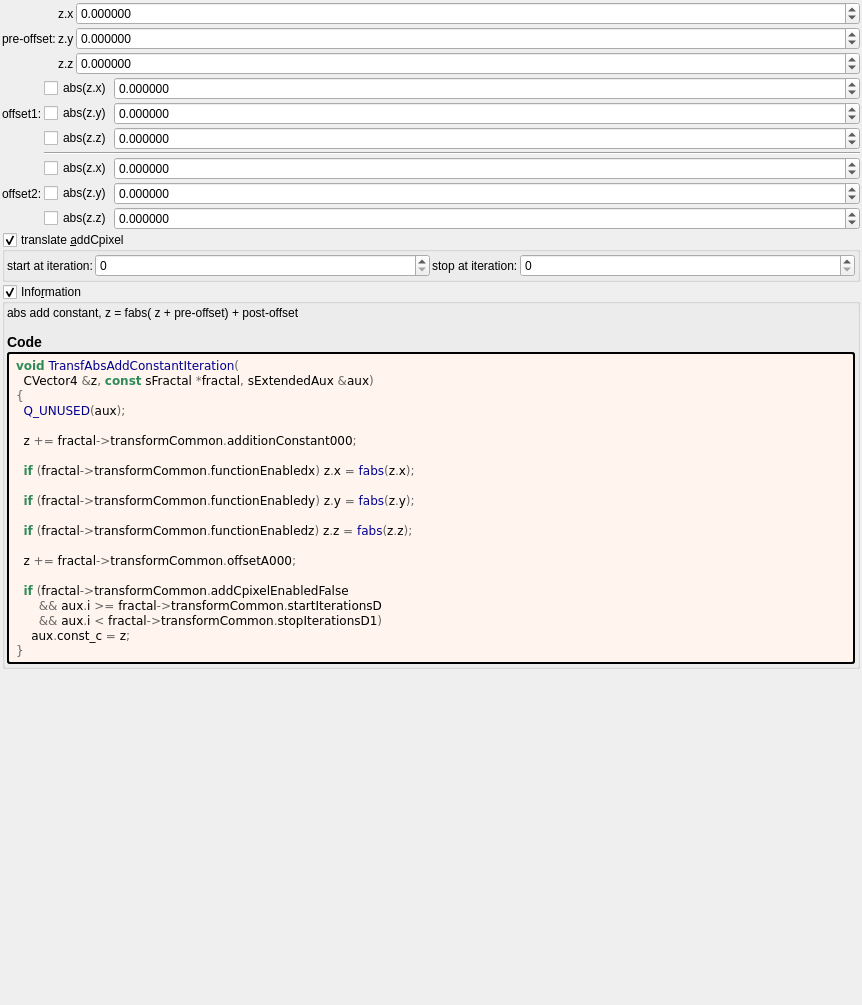
buddhi1980/mandelbulber2, file mandelbulber2/formula/ui/transf_abs_add_constant_v2.ui: the form before one commit.
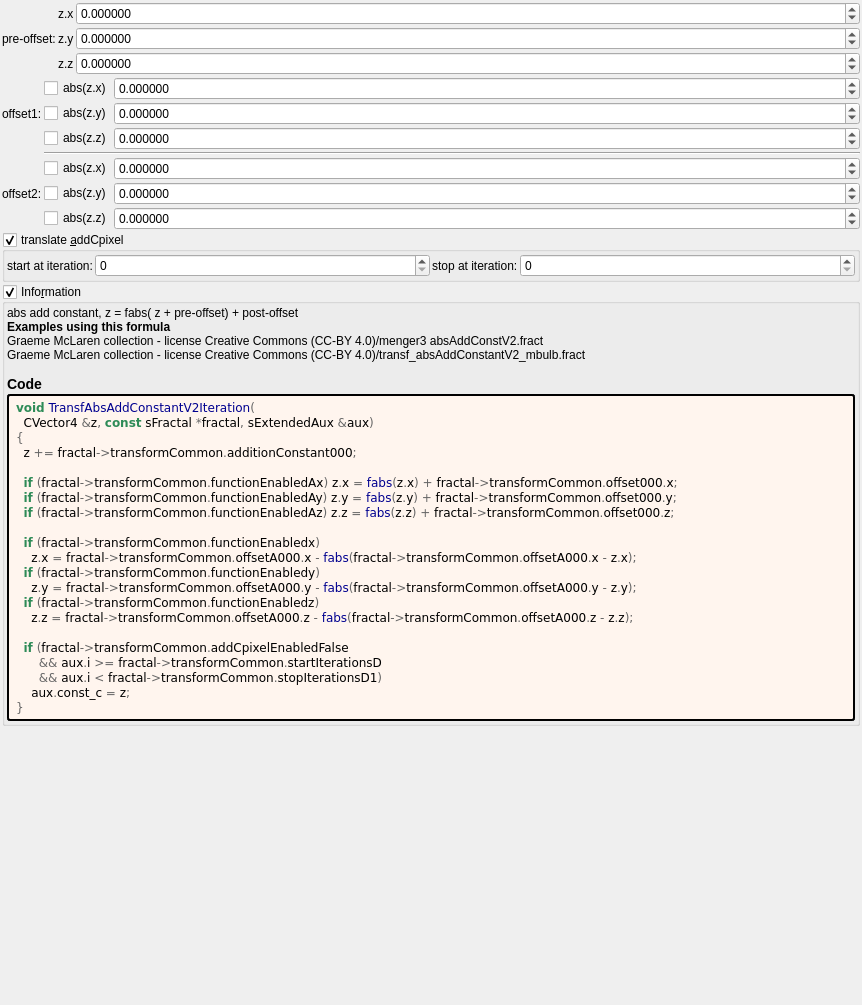
The form after the commit. Custom widgets are drawn as their Qt base class.

The edit to the form file:
```diff
--- a/mandelbulber2/formula/ui/transf_abs_add_constant_v2.ui
+++ b/mandelbulber2/formula/ui/transf_abs_add_constant_v2.ui
@@ -486,7 +486,7 @@
         <property name="text">
          <string notr="true">&lt;p&gt;abs add  constant,  z = fabs( z + pre-offset) + post-offset&lt;/p&gt;&lt;table&gt;
 &lt;/table&gt;
-&lt;h3&gt;Code&lt;/h3&gt;</string>
+&lt;br&gt;&lt;b&gt;Examples using this formula&lt;/b&gt;&lt;br&gt;Graeme McLaren  collection - license Creative Commons  (CC-BY 4.0)/menger3 absAddConstV2.fract&lt;br&gt;Graeme McLaren  collection - license Creative Commons  (CC-BY 4.0)/transf_absAddConstantV2_mbulb.fract&lt;h3&gt;Code&lt;/h3&gt;</string>
         </property>
         <property name="wordWrap">
          <bool>true</bool>
@@ -506,20 +506,21 @@
         </property>
         <property name="text">
          <string notr="true">&lt;body style=&quot;background-color:#fff5ee&quot;&gt;
-&lt;pre style=&quot;color:#000000; background-color:#fff5ee;  font-family:'Courier New',monospace;&quot;&gt;&lt;span style=&quot;color:#2e8b57; font-weight:bold&quot;&gt;void&lt;/span&gt; &lt;span style=&quot;color:#00008f&quot;&gt;TransfAbsAddConstantIteration&lt;/span&gt;&lt;span style=&quot;color:#676767&quot;&gt;(&lt;/span&gt;
+&lt;pre style=&quot;color:#000000; background-color:#fff5ee;  font-family:&#039;Courier New&#039;,monospace;&quot;&gt;&lt;span style=&quot;color:#2e8b57; font-weight:bold&quot;&gt;void&lt;/span&gt; &lt;span style=&quot;color:#00008f&quot;&gt;TransfAbsAddConstantV2Iteration&lt;/span&gt;&lt;span style=&quot;color:#676767&quot;&gt;(&lt;/span&gt;
   CVector4 &lt;span style=&quot;color:#676767&quot;&gt;&amp;amp;&lt;/span&gt;z&lt;span style=&quot;color:#676767&quot;&gt;,&lt;/span&gt; &lt;span style=&quot;color:#2e8b57; font-weight:bold&quot;&gt;const&lt;/span&gt; sFractal &lt;span style=&quot;color:#676767&quot;&gt;*&lt;/span&gt;fractal&lt;span style=&quot;color:#676767&quot;&gt;,&lt;/span&gt; sExtendedAux &lt;span style=&quot;color:#676767&quot;&gt;&amp;amp;&lt;/span&gt;aux&lt;span style=&quot;color:#676767&quot;&gt;)&lt;/span&gt;
 &lt;span style=&quot;color:#676767&quot;&gt;{&lt;/span&gt;
-  &lt;span style=&quot;color:#00008f&quot;&gt;Q_UNUSED&lt;/span&gt;&lt;span style=&quot;color:#676767&quot;&gt;(&lt;/span&gt;aux&lt;span style=&quot;color:#676767&quot;&gt;);&lt;/span&gt;
-
   z &lt;span style=&quot;color:#676767&quot;&gt;+=&lt;/span&gt; fractal&lt;span style=&quot;color:#676767&quot;&gt;-&amp;gt;&lt;/span&gt;transformCommon&lt;span style=&quot;color:#676767&quot;&gt;.&lt;/span&gt;additionConstant000&lt;span style=&quot;color:#676767&quot;&gt;;&lt;/span&gt;
 
-  &lt;span style=&quot;color:#2e8b57; font-weight:bold&quot;&gt;if&lt;/span&gt; &lt;span style=&quot;color:#676767&quot;&gt;(&lt;/span&gt;fractal&lt;span style=&quot;color:#676767&quot;&gt;-&amp;gt;&lt;/span&gt;transformCommon&lt;span style=&quot;color:#676767&quot;&gt;.&lt;/span&gt;functionEnabledx&lt;span style=&quot;color:#676767&quot;&gt;)&lt;/span&gt; z&lt;span style=&quot;color:#676767&quot;&gt;.&lt;/span&gt;x &lt;span style=&quot;color:#676767&quot;&gt;=&lt;/span&gt; &lt;span style=&quot;color:#00008f&quot;&gt;fabs&lt;/span&gt;&lt;span style=&quot;color:#676767&quot;&gt;(&lt;/span&gt;z&lt;span style=&quot;color:#676767&quot;&gt;.&lt;/span&gt;x&lt;span style=&quot;color:#676767&quot;&gt;);&lt;/span&gt;
+  &lt;span style=&quot;color:#2e8b57; font-weight:bold&quot;&gt;if&lt;/span&gt; &lt;span style=&quot;color:#676767&quot;&gt;(&lt;/span&gt;fractal&lt;span style=&quot;color:#676767&quot;&gt;-&amp;gt;&lt;/span&gt;transformCommon&lt;span style=&quot;color:#676767&quot;&gt;.&lt;/span&gt;functionEnabledAx&lt;span style=&quot;color:#676767&quot;&gt;)&lt;/span&gt; z&lt;span style=&quot;color:#676767&quot;&gt;.&lt;/span&gt;x &lt;span style=&quot;color:#676767&quot;&gt;=&lt;/span&gt; &lt;span style=&quot;color:#00008f&quot;&gt;fabs&lt;/span&gt;&lt;span style=&quot;color:#676767&quot;&gt;(&lt;/span&gt;z&lt;span style=&quot;color:#676767&quot;&gt;.&lt;/span&gt;x&lt;span style=&quot;color:#676767&quot;&gt;) +&lt;/span&gt; fractal&lt;span style=&quot;color:#676767&quot;&gt;-&amp;gt;&lt;/span&gt;transformCommon&lt;span style=&quot;color:#676767&quot;&gt;.&lt;/span&gt;offset000&lt;span style=&quot;color:#676767&quot;&gt;.&lt;/span&gt;x&lt;span style=&quot;color:#676767&quot;&gt;;&lt;/span&gt;
+  &lt;span style=&quot;color:#2e8b57; font-weight:bold&quot;&gt;if&lt;/span&gt; &lt;span style=&quot;color:#676767&quot;&gt;(&lt;/span&gt;fractal&lt;span style=&quot;color:#676767&quot;&gt;-&amp;gt;&lt;/span&gt;transformCommon&lt;span style=&quot;color:#676767&quot;&gt;.&lt;/span&gt;functionEnabledAy&lt;span style=&quot;color:#676767&quot;&gt;)&lt;/span&gt; z&lt;span style=&quot;color:#676767&quot;&gt;.&lt;/span&gt;y &lt;span style=&quot;color:#676767&quot;&gt;=&lt;/span&gt; &lt;span style=&quot;color:#00008f&quot;&gt;fabs&lt;/span&gt;&lt;span style=&quot;color:#676767&quot;&gt;(&lt;/span&gt;z&lt;span style=&quot;color:#676767&quot;&gt;.&lt;/span&gt;y&lt;span style=&quot;color:#676767&quot;&gt;) +&lt;/span&gt; fractal&lt;span style=&quot;color:#676767&quot;&gt;-&amp;gt;&lt;/span&gt;transformCommon&lt;span style=&quot;color:#676767&quot;&gt;.&lt;/span&gt;offset000&lt;span style=&quot;color:#676767&quot;&gt;.&lt;/span&gt;y&lt;span style=&quot;color:#676767&quot;&gt;;&lt;/span&gt;
+  &lt;span style=&quot;color:#2e8b57; font-weight:bold&quot;&gt;if&lt;/span&gt; &lt;span style=&quot;color:#676767&quot;&gt;(&lt;/span&gt;fractal&lt;span style=&quot;color:#676767&quot;&gt;-&amp;gt;&lt;/span&gt;transformCommon&lt;span style=&quot;color:#676767&quot;&gt;.&lt;/span&gt;functionEnabledAz&lt;span style=&quot;color:#676767&quot;&gt;)&lt;/span&gt; z&lt;span style=&quot;color:#676767&quot;&gt;.&lt;/span&gt;z &lt;span style=&quot;color:#676767&quot;&gt;=&lt;/span&gt; &lt;span style=&quot;color:#00008f&quot;&gt;fabs&lt;/span&gt;&lt;span style=&quot;color:#676767&quot;&gt;(&lt;/span&gt;z&lt;span style=&quot;color:#676767&quot;&gt;.&lt;/span&gt;z&lt;span style=&quot;color:#676767&quot;&gt;) +&lt;/span&gt; fractal&lt;span style=&quot;color:#676767&quot;&gt;-&amp;gt;&lt;/span&gt;transformCommon&lt;span style=&quot;color:#676767&quot;&gt;.&lt;/span&gt;offset000&lt;span style=&quot;color:#676767&quot;&gt;.&lt;/span&gt;z&lt;span style=&quot;color:#676767&quot;&gt;;&lt;/span&gt;
 
-  &lt;span style=&quot;color:#2e8b57; font-weight:bold&quot;&gt;if&lt;/span&gt; &lt;span style=&quot;color:#676767&quot;&gt;(&lt;/span&gt;fractal&lt;span style=&quot;color:#676767&quot;&gt;-&amp;gt;&lt;/span&gt;transformCommon&lt;span style=&quot;color:#676767&quot;&gt;.&lt;/span&gt;functionEnabledy&lt;span style=&quot;color:#676767&quot;&gt;)&lt;/span&gt; z&lt;span style=&quot;color:#676767&quot;&gt;.&lt;/span&gt;y &lt;span style=&quot;color:#676767&quot;&gt;=&lt;/span&gt; &lt;span style=&quot;color:#00008f&quot;&gt;fabs&lt;/span&gt;&lt;span style=&quot;color:#676767&quot;&gt;(&lt;/span&gt;z&lt;span style=&quot;color:#676767&quot;&gt;.&lt;/span&gt;y&lt;span style=&quot;color:#676767&quot;&gt;);&lt;/span&gt;
-
-  &lt;span style=&quot;color:#2e8b57; font-weight:bold&quot;&gt;if&lt;/span&gt; &lt;span style=&quot;color:#676767&quot;&gt;(&lt;/span&gt;fractal&lt;span style=&quot;color:#676767&quot;&gt;-&amp;gt;&lt;/span&gt;transformCommon&lt;span style=&quot;color:#676767&quot;&gt;.&lt;/span&gt;functionEnabledz&lt;span style=&quot;color:#676767&quot;&gt;)&lt;/span&gt; z&lt;span style=&quot;color:#676767&quot;&gt;.&lt;/span&gt;z &lt;span style=&quot;color:#676767&quot;&gt;=&lt;/span&gt; &lt;span style=&quot;color:#00008f&quot;&gt;fabs&lt;/span&gt;&lt;span style=&quot;color:#676767&quot;&gt;(&lt;/span&gt;z&lt;span style=&quot;color:#676767&quot;&gt;.&lt;/span&gt;z&lt;span style=&quot;color:#676767&quot;&gt;);&lt;/span&gt;
-
-  z &lt;span style=&quot;color:#676767&quot;&gt;+=&lt;/span&gt; fractal&lt;span style=&quot;color:#676767&quot;&gt;-&amp;gt;&lt;/span&gt;transformCommon&lt;span style=&quot;color:#676767&quot;&gt;.&lt;/span&gt;offsetA000&lt;span style=&quot;color:#676767&quot;&gt;;&lt;/span&gt;
+  &lt;span style=&quot;color:#2e8b57; font-weight:bold&quot;&gt;if&lt;/span&gt; &lt;span style=&quot;color:#676767&quot;&gt;(&lt;/span&gt;fractal&lt;span style=&quot;color:#676767&quot;&gt;-&amp;gt;&lt;/span&gt;transformCommon&lt;span style=&quot;color:#676767&quot;&gt;.&lt;/span&gt;functionEnabledx&lt;span style=&quot;color:#676767&quot;&gt;)&lt;/span&gt;
+    z&lt;span style=&quot;color:#676767&quot;&gt;.&lt;/span&gt;x &lt;span style=&quot;color:#676767&quot;&gt;=&lt;/span&gt; fractal&lt;span style=&quot;color:#676767&quot;&gt;-&amp;gt;&lt;/span&gt;transformCommon&lt;span style=&quot;color:#676767&quot;&gt;.&lt;/span&gt;offsetA000&lt;span style=&quot;color:#676767&quot;&gt;.&lt;/span&gt;x &lt;span style=&quot;color:#676767&quot;&gt;-&lt;/span&gt; &lt;span style=&quot;color:#00008f&quot;&gt;fabs&lt;/span&gt;&lt;span style=&quot;color:#676767&quot;&gt;(&lt;/span&gt;fractal&lt;span style=&quot;color:#676767&quot;&gt;-&amp;gt;&lt;/span&gt;transformCommon&lt;span style=&quot;color:#676767&quot;&gt;.&lt;/span&gt;offsetA000&lt;span style=&quot;color:#676767&quot;&gt;.&lt;/span&gt;x &lt;span style=&quot;color:#676767&quot;&gt;-&lt;/span&gt; z&lt;span style=&quot;color:#676767&quot;&gt;.&lt;/span&gt;x&lt;span style=&quot;color:#676767&quot;&gt;);&lt;/span&gt;
+  &lt;span style=&quot;color:#2e8b57; font-weight:bold&quot;&gt;if&lt;/span&gt; &lt;span style=&quot;color:#676767&quot;&gt;(&lt;/span&gt;fractal&lt;span style=&quot;color:#676767&quot;&gt;-&amp;gt;&lt;/span&gt;transformCommon&lt;span style=&quot;color:#676767&quot;&gt;.&lt;/span&gt;functionEnabledy&lt;span style=&quot;color:#676767&quot;&gt;)&lt;/span&gt;
+    z&lt;span style=&quot;color:#676767&quot;&gt;.&lt;/span&gt;y &lt;span style=&quot;color:#676767&quot;&gt;=&lt;/span&gt; fractal&lt;span style=&quot;color:#676767&quot;&gt;-&amp;gt;&lt;/span&gt;transformCommon&lt;span style=&quot;color:#676767&quot;&gt;.&lt;/span&gt;offsetA000&lt;span style=&quot;color:#676767&quot;&gt;.&lt;/span&gt;y &lt;span style=&quot;color:#676767&quot;&gt;-&lt;/span&gt; &lt;span style=&quot;color:#00008f&quot;&gt;fabs&lt;/span&gt;&lt;span style=&quot;color:#676767&quot;&gt;(&lt;/span&gt;fractal&lt;span style=&quot;color:#676767&quot;&gt;-&amp;gt;&lt;/span&gt;transformCommon&lt;span style=&quot;color:#676767&quot;&gt;.&lt;/span&gt;offsetA000&lt;span style=&quot;color:#676767&quot;&gt;.&lt;/span&gt;y &lt;span style=&quot;color:#676767&quot;&gt;-&lt;/span&gt; z&lt;span style=&quot;color:#676767&quot;&gt;.&lt;/span&gt;y&lt;span style=&quot;color:#676767&quot;&gt;);&lt;/span&gt;
+  &lt;span style=&quot;color:#2e8b57; font-weight:bold&quot;&gt;if&lt;/span&gt; &lt;span style=&quot;color:#676767&quot;&gt;(&lt;/span&gt;fractal&lt;span style=&quot;color:#676767&quot;&gt;-&amp;gt;&lt;/span&gt;transformCommon&lt;span style=&quot;color:#676767&quot;&gt;.&lt;/span&gt;functionEnabledz&lt;span style=&quot;color:#676767&quot;&gt;)&lt;/span&gt;
+    z&lt;span style=&quot;color:#676767&quot;&gt;.&lt;/span&gt;z &lt;span style=&quot;color:#676767&quot;&gt;=&lt;/span&gt; fractal&lt;span style=&quot;color:#676767&quot;&gt;-&amp;gt;&lt;/span&gt;transformCommon&lt;span style=&quot;color:#676767&quot;&gt;.&lt;/span&gt;offsetA000&lt;span style=&quot;color:#676767&quot;&gt;.&lt;/span&gt;z &lt;span style=&quot;color:#676767&quot;&gt;-&lt;/span&gt; &lt;span style=&quot;color:#00008f&quot;&gt;fabs&lt;/span&gt;&lt;span style=&quot;color:#676767&quot;&gt;(&lt;/span&gt;fractal&lt;span style=&quot;color:#676767&quot;&gt;-&amp;gt;&lt;/span&gt;transformCommon&lt;span style=&quot;color:#676767&quot;&gt;.&lt;/span&gt;offsetA000&lt;span style=&quot;color:#676767&quot;&gt;.&lt;/span&gt;z &lt;span style=&quot;color:#676767&quot;&gt;-&lt;/span&gt; z&lt;span style=&quot;color:#676767&quot;&gt;.&lt;/span&gt;z&lt;span style=&quot;color:#676767&quot;&gt;);&lt;/span&gt;
 
   &lt;span style=&quot;color:#2e8b57; font-weight:bold&quot;&gt;if&lt;/span&gt; &lt;span style=&quot;color:#676767&quot;&gt;(&lt;/span&gt;fractal&lt;span style=&quot;color:#676767&quot;&gt;-&amp;gt;&lt;/span&gt;transformCommon&lt;span style=&quot;color:#676767&quot;&gt;.&lt;/span&gt;addCpixelEnabledFalse
       &lt;span style=&quot;color:#676767&quot;&gt;&amp;amp;&amp;amp;&lt;/span&gt; aux&lt;span style=&quot;color:#676767&quot;&gt;.&lt;/span&gt;i &lt;span style=&quot;color:#676767&quot;&gt;&amp;gt;=&lt;/span&gt; fractal&lt;span style=&quot;color:#676767&quot;&gt;-&amp;gt;&lt;/span&gt;transformCommon&lt;span style=&quot;color:#676767&quot;&gt;.&lt;/span&gt;startIterationsD
```
Left out of the diff: 4 changed lines with no effect on the pictures.
